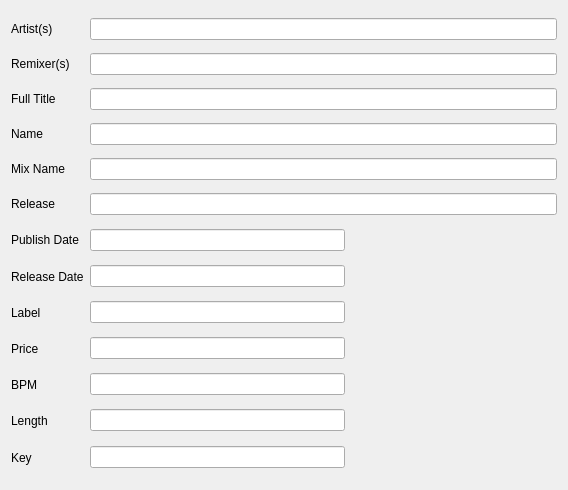
Qt form src/gui/trackinfosview.ui (alorence/tym) before a commit.
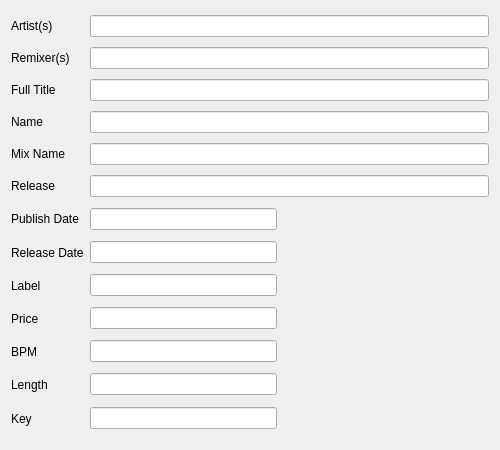
The same form after that commit.

The edit to the form file:
```diff
--- a/src/gui/trackinfosview.ui
+++ b/src/gui/trackinfosview.ui
@@ -6,8 +6,8 @@
    <rect>
     <x>0</x>
     <y>0</y>
-    <width>568</width>
-    <height>490</height>
+    <width>500</width>
+    <height>450</height>
    </rect>
   </property>
   <property name="windowTitle">
```
